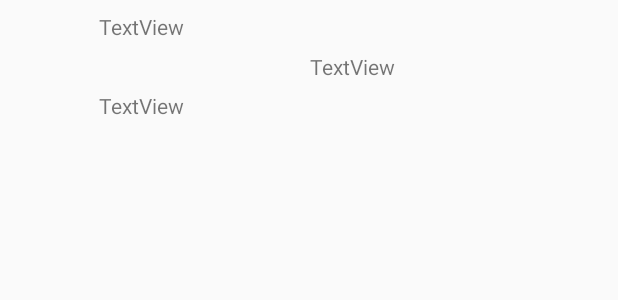
After one commit to quent176/SimpleList, an Android app: the layout item_list_coin.xml on its own in the app's theme, with its tools: preview values and no code run, on a phone screen of 412 x 824 dp. The commit adds this screen. Shown: the top 300 px of the screen. Run offline under Robolectric (Android 15) with nearby library versions, the phone set to English and light mode, and no system bars.

Commit message:
add recycler view

```diff
--- a/app/build.gradle
+++ b/app/build.gradle
@@ -23,6 +23,9 @@ dependencies {
     implementation 'com.android.support:appcompat-v7:26.1.0'
     implementation 'com.android.support.constraint:constraint-layout:1.0.2'
     implementation 'com.android.support:recyclerview-v7:26.1.0'
+
+    implementation 'com.github.bumptech.glide:glide:4.3.0'
+
     testImplementation 'junit:junit:4.12'
     androidTestImplementation 'com.android.support.test:runner:1.0.1'
     androidTestImplementation 'com.android.support.test.espresso:espresso-core:3.0.1'
--- /dev/null
+++ b/app/src/main/res/layout/item_list_coin.xml
@@ -0,0 +1,55 @@
+<?xml version="1.0" encoding="utf-8"?>
+<android.support.constraint.ConstraintLayout
+    xmlns:android="http://schemas.android.com/apk/res/android"
+    xmlns:app="http://schemas.android.com/apk/res-auto"
+    xmlns:tools="http://schemas.android.com/tools"
+    android:id="@+id/root_list_coin"
+    android:layout_width="match_parent"
+    android:layout_height="88dp">
+
+    <ImageView
+        android:id="@+id/list_coin_picture"
+        android:layout_width="50dp"
+        android:layout_height="50dp"
+        android:layout_marginBottom="8dp"
+        android:layout_marginStart="8dp"
+        android:layout_marginTop="8dp"
+        app:layout_constraintBottom_toBottomOf="parent"
+        app:layout_constraintStart_toStartOf="parent"
+        app:layout_constraintTop_toTopOf="parent"/>
+
+    <TextView
+        android:id="@+id/list_coin_shortname"
+        android:layout_width="wrap_content"
+        android:layout_height="wrap_content"
+        android:layout_marginStart="8dp"
+        android:layout_marginTop="8dp"
+        android:text="TextView"
+        app:layout_constraintStart_toEndOf="@+id/list_coin_picture"
+        app:layout_constraintTop_toTopOf="parent"/>
+
+    <TextView
+        android:id="@+id/list_coin_longname"
+        android:layout_width="wrap_content"
+        android:layout_height="wrap_content"
+        android:layout_marginBottom="8dp"
+        android:layout_marginStart="8dp"
+        android:text="TextView"
+        app:layout_constraintBottom_toBottomOf="parent"
+        app:layout_constraintStart_toEndOf="@+id/list_coin_picture"/>
+
+    <TextView
+        android:id="@+id/list_coin_price"
+        android:layout_width="wrap_content"
+        android:layout_height="wrap_content"
+        android:layout_marginBottom="8dp"
+        android:layout_marginEnd="8dp"
+        android:layout_marginStart="8dp"
+        android:layout_marginTop="8dp"
+        android:text="TextView"
+        app:layout_constraintBottom_toBottomOf="parent"
+        app:layout_constraintEnd_toEndOf="parent"
+        app:layout_constraintStart_toEndOf="@+id/list_coin_picture"
+        app:layout_constraintTop_toTopOf="parent"/>
+
+</android.support.constraint.ConstraintLayout>
```
Also changed, not shown: app/src/main/AndroidManifest.xml (+4 -4 lines), app/src/main/java/fr/wcs/simplelist/CoinHoldModel.java (added, +57 -0 lines), app/src/main/java/fr/wcs/simplelist/CoinListModel.java (renamed from app/src/main/java/fr/wcs/simplelist/CoinModel.java, +4 -4 lines), app/src/main/java/fr/wcs/simplelist/Controller.java (added, +36 -0 lines), app/src/main/java/fr/wcs/simplelist/DataSourceInterface.java (added, +13 -0 lines), app/src/main/java/fr/wcs/simplelist/DetailsCoinActivity.java (added, +8 -0 lines), app/src/main/java/fr/wcs/simplelist/FakeDataSource.java (added, +67 -0 lines), app/src/main/java/fr/wcs/simplelist/ListCoinActivity.java (+121 -1 lines), app/src/main/java/fr/wcs/simplelist/ViewInterface.java (added, +16 -0 lines), app/src/main/res/layout/item_hold_coin.xml (renamed from app/src/main/res/layout/item_coin.xml, +7 -7 lines), 2 other files.
